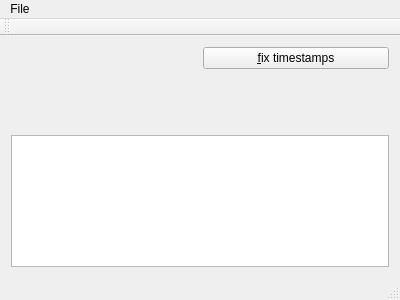
First picture: the form in qrcode_time_reader.ui, repository vollkorn1982/qrcode_time_reader, before the edit.
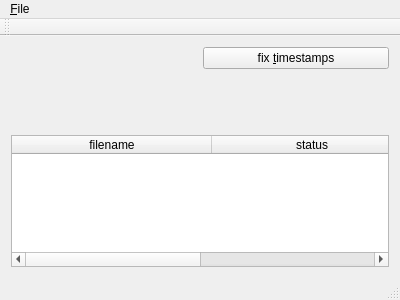
Second picture: the form after the edit.

Commit message: Opening files, showing dummies, convenience functions.

```diff
--- a/qrcode_time_reader.ui
+++ b/qrcode_time_reader.ui
@@ -32,7 +32,7 @@
         <item>
          <widget class="QPushButton" name="fixTimes">
           <property name="text">
-           <string>&amp;fix timestamps</string>
+           <string>fix &amp;timestamps</string>
           </property>
          </widget>
         </item>
@@ -69,6 +69,31 @@
       <property name="selectionBehavior">
        <enum>QAbstractItemView::SelectRows</enum>
       </property>
+      <property name="columnCount">
+       <number>2</number>
+      </property>
+      <attribute name="horizontalHeaderDefaultSectionSize">
+       <number>200</number>
+      </attribute>
+      <attribute name="horizontalHeaderShowSortIndicator" stdset="0">
+       <bool>true</bool>
+      </attribute>
+      <attribute name="horizontalHeaderStretchLastSection">
+       <bool>true</bool>
+      </attribute>
+      <attribute name="verticalHeaderVisible">
+       <bool>false</bool>
+      </attribute>
+      <column>
+       <property name="text">
+        <string>filename</string>
+       </property>
+      </column>
+      <column>
+       <property name="text">
+        <string>status</string>
+       </property>
+      </column>
      </widget>
     </item>
    </layout>
@@ -84,7 +109,7 @@
    </property>
    <widget class="QMenu" name="menuFile">
     <property name="title">
-     <string>File</string>
+     <string>&amp;File</string>
     </property>
     <addaction name="actionImport_photos"/>
    </widget>
```
Left out of the diff: 2 changed lines with no effect on the pictures. The commit also changes 1 other file.
